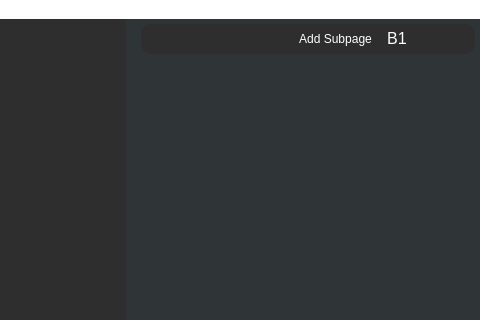
This is mainwindow.ui in alvi-khan/Marshal as Qt 5 draws it before an edit; both pictures show x 253 to 733 and y 0 to 320 of the 733 by 504 pixel window. The edited form follows.
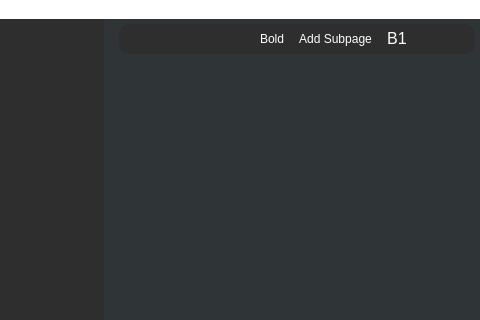
This is the edited form. Icons and pictures are not drawn. Custom widgets are drawn as their Qt base class.

Commit message: Added bold text function

The edit to the form file:
```diff
--- a/mainwindow.ui
+++ b/mainwindow.ui
@@ -413,6 +413,13 @@
                </property>
               </spacer>
              </item>
+             <item>
+              <widget class="QPushButton" name="boldButton">
+               <property name="text">
+                <string>Bold</string>
+               </property>
+              </widget>
+             </item>
              <item>
               <widget class="QPushButton" name="subpageButton">
                <property name="text">
@@ -528,7 +535,7 @@
             <rect>
              <x>0</x>
              <y>0</y>
-             <width>357</width>
+             <width>384</width>
              <height>334</height>
             </rect>
            </property>
```
The commit also changes 6 other files.
